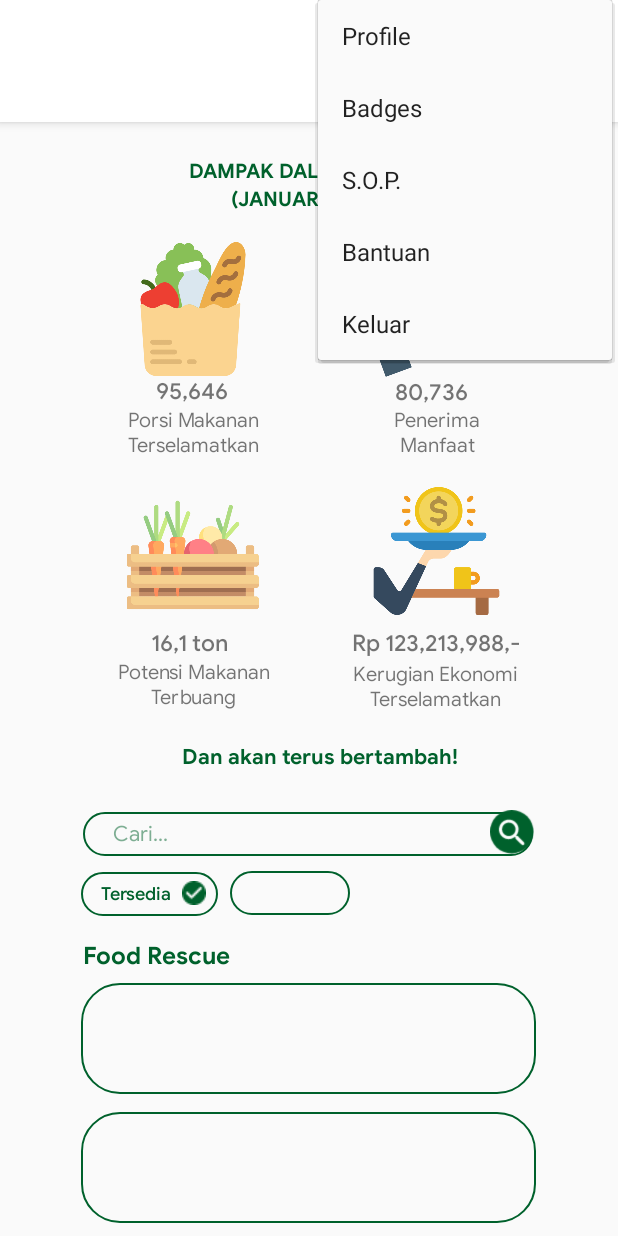
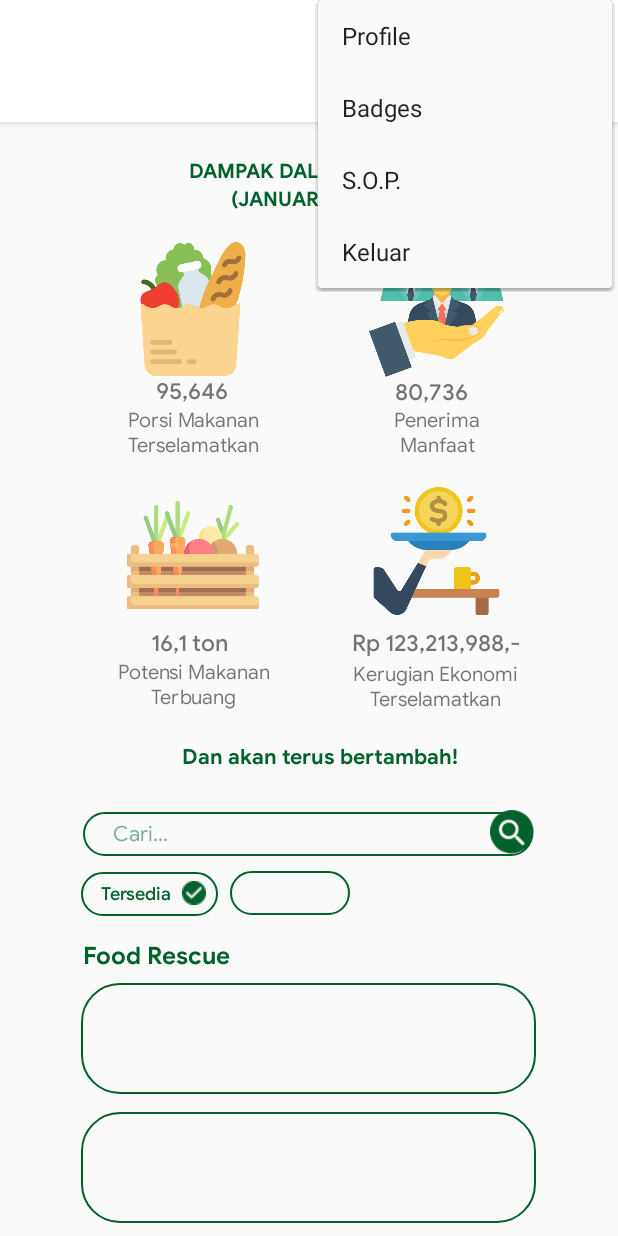
Before and after one commit to pootreth/gardapanganmobile, an Android app: the MainActivity screen opened directly, with no data from a screen before it, with the options menu open, on a phone screen of 412 x 824 dp. Run offline under Robolectric (Android 15) with nearby library versions, the phone set to English and light mode, and no system bars; 5 statements that could not run were skipped.

Commit message:
main gold msh error

```diff
--- a/app/src/main/res/layout/activity_badges_pages.xml
+++ b/app/src/main/res/layout/activity_badges_pages.xml
@@ -11,7 +11,7 @@
         android:layout_width="62sp"
         android:layout_height="62sp"
         android:layout_marginStart="50dp"
-        android:layout_marginTop="169dp"
+        android:layout_marginTop="120dp"
         app:layout_constraintStart_toStartOf="parent"
         app:layout_constraintTop_toTopOf="parent"
         app:srcCompat="@drawable/bronzemedal" />
@@ -41,7 +41,7 @@
         android:layout_width="wrap_content"
         android:layout_height="wrap_content"
         android:layout_marginStart="16dp"
-        android:layout_marginTop="169dp"
+        android:layout_marginTop="120dp"
         android:fontFamily="@font/googlesans_bold"
         android:text="BRONZE"
         android:textColor="@color/colorPrimary"
--- a/app/src/main/res/menu/menu_main.xml
+++ b/app/src/main/res/menu/menu_main.xml
@@ -10,27 +10,21 @@
         app:showAsAction="never" />
 
     <item
-        android:id="@+id/action_profiles"
+        android:id="@+id/action_badges"
         android:icon="@drawable/profile"
         android:orderInCategory="100"
         android:title="Badges"
         app:showAsAction="never" />
 
     <item
-        android:id="@+id/action_profiles"
+        android:id="@+id/action_sop"
         android:icon="@drawable/profile"
         android:orderInCategory="100"
         android:title="S.O.P."
         app:showAsAction="never" />
 
     <item
-        android:id="@+id/action_profiles"
-        android:icon="@drawable/profile"
-        android:orderInCategory="100"
-        android:title="Bantuan"
-        app:showAsAction="never" />
-    <item
-        android:id="@+id/action_profiles"
+        android:id="@+id/action_keluar"
         android:icon="@drawable/profile"
         android:orderInCategory="100"
         android:title="Keluar"
```
Also changed, not shown: app/src/main/java/com/yemima/gardapanganmobile/MainActivity.java (+12 -0 lines), app/src/main/java/com/yemima/gardapanganmobile/MainGoldActivity.java (+41 -0 lines), app/src/main/java/com/yemima/gardapanganmobile/SOPActivity.java (+7 -0 lines), 57 other files.
